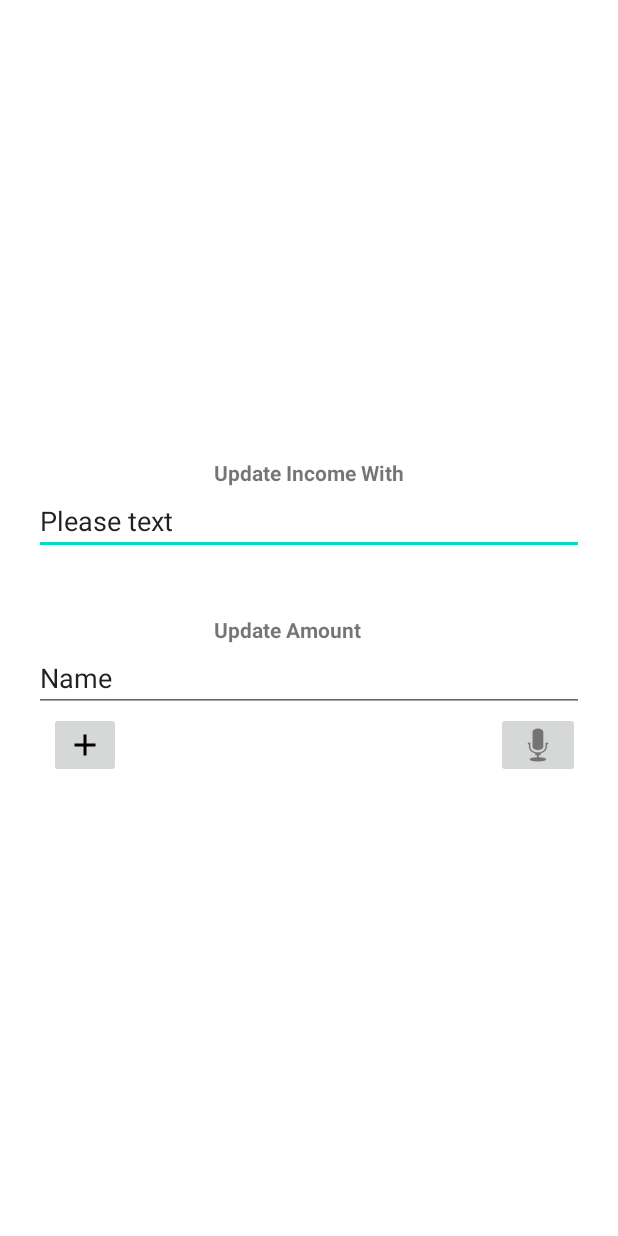
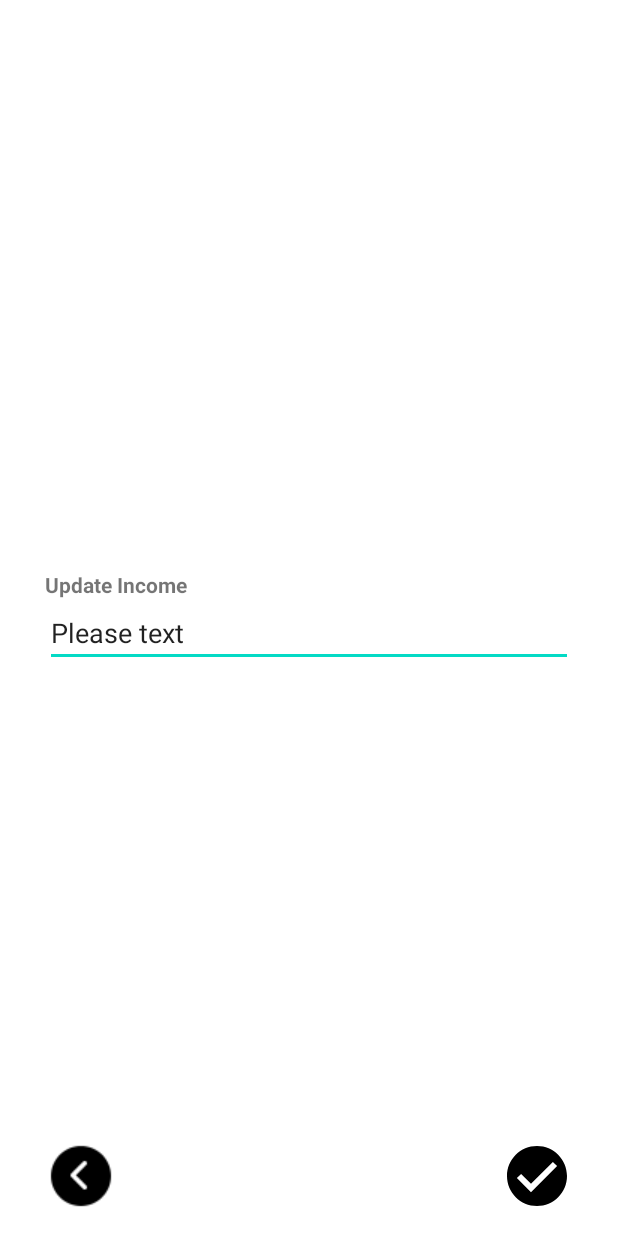
Before and after one commit to Thuancvce150378/Dteam_Android_DPots, an Android app: the layout activity_setup_income.xml on its own in the app's theme, with its tools: preview values and no code run, on a phone screen of 412 x 824 dp. Run offline under Robolectric (Android 15) with nearby library versions, the phone set to English and light mode, and no system bars.

Commit message:
update set up income

```diff
--- a/app/src/main/java/com/example/dteam_android_dia/MainActivity.java
+++ b/app/src/main/java/com/example/dteam_android_dia/MainActivity.java
@@ -13,7 +13,7 @@ public class MainActivity extends AppCompatActivity {
         if(true)//check user have been value for income
         {
 //            setContentView(R.layout.activity_home);
-             Intent intent = new Intent(MainActivity.this, edit_transaction.class);
+             Intent intent = new Intent(MainActivity.this, SetupIncomeActivity.class);
              startActivity(intent);
         }
         else
--- a/app/src/main/res/layout/activity_setup_income.xml
+++ b/app/src/main/res/layout/activity_setup_income.xml
@@ -4,10 +4,12 @@
     xmlns:tools="http://schemas.android.com/tools"
     android:layout_width="match_parent"
     android:layout_height="match_parent"
+    android:layout_marginLeft="30dp"
+    android:layout_marginRight="30dp"
     tools:context=".SetupIncomeActivity">
 
     <LinearLayout
-        android:layout_width="wrap_content"
+        android:layout_width="0dp"
         android:layout_height="wrap_content"
         android:orientation="vertical"
         app:layout_constraintBottom_toBottomOf="parent"
@@ -21,19 +23,24 @@
             android:orientation="vertical">
 
             <LinearLayout
-                android:layout_width="match_parent"
-                android:layout_height="wrap_content"
-                android:layout_marginBottom="20dp"
+                android:layout_width="wrap_content"
+                android:layout_height="match_parent"
                 android:orientation="vertical">
 
                 <TextView
                     android:id="@+id/textView2"
                     android:layout_width="match_parent"
                     android:layout_height="wrap_content"
-                    android:paddingLeft="120dp"
+                    android:paddingLeft="0dp"
                     android:paddingRight="120dp"
-                    android:text="Update Income With"
+                    android:text="Update Income "
                     android:textStyle="bold" />
+            </LinearLayout>
+
+            <LinearLayout
+                android:layout_width="match_parent"
+                android:layout_height="wrap_content"
+                android:orientation="vertical">
 
                 <EditText
                     android:id="@+id/editTextTextPersonName"
@@ -47,57 +54,30 @@
 
         </LinearLayout>
 
-        <LinearLayout
-            android:layout_width="match_parent"
-            android:layout_height="wrap_content"
-            android:layout_marginTop="20dp"
-            android:orientation="vertical">
-
-            <LinearLayout
-                android:layout_width="match_parent"
-                android:layout_height="wrap_content"
-                android:orientation="vertical">
-
-                <TextView
-                    android:id="@+id/textView3"
-                    android:layout_width="match_parent"
-                    android:layout_height="wrap_content"
-                    android:paddingLeft="120dp"
-                    android:paddingRight="100dp"
-                    android:text="Update Amount"
-                    android:textStyle="bold" />
-
-                <EditText
-                    android:id="@+id/editTextTextPersonName2"
-                    android:layout_width="match_parent"
-                    android:layout_height="wrap_content"
-                    android:ems="10"
-                    android:inputType="textPersonName"
-                    android:text="Name" />
-            </LinearLayout>
-
-        </LinearLayout>
-
-        <LinearLayout
-            android:layout_width="match_parent"
-            android:layout_height="wrap_content">
-
-            <ImageButton
-                android:id="@+id/btnCancel"
-                android:layout_width="wrap_content"
-                android:layout_height="wrap_content"
-                android:layout_marginLeft="10dp"
-                app:srcCompat="@drawable/ic_baseline_add_24" />
-
-            <ImageButton
-                android:id="@+id/btnSend"
-                android:layout_width="wrap_content"
-                android:layout_height="match_parent"
-                android:layout_marginLeft="250dp"
-                app:srcCompat="@android:drawable/ic_btn_speak_now" />
-
-        </LinearLayout>
-
     </LinearLayout>
 
+    <ImageButton
+        android:id="@+id/btnOk"
+        android:layout_width="48dp"
+        android:layout_height="48dp"
+        android:layout_marginBottom="16dp"
+        android:adjustViewBounds="true"
+        android:backgroundTint="#00FFFFFF"
+        android:contentDescription="OK"
+        android:scaleType="center"
+        android:src="@drawable/ok"
+        app:layout_constraintBottom_toBottomOf="parent"
+        app:layout_constraintEnd_toEndOf="parent" />
+
+    <ImageButton
+        android:id="@+id/btnBack"
+        android:layout_width="wrap_content"
+        android:layout_height="wrap_content"
+        android:layout_marginBottom="16dp"
+        android:background="#00FFFFFF"
+        android:contentDescription="Back"
+        app:layout_constraintBottom_toBottomOf="parent"
+        app:layout_constraintStart_toStartOf="parent"
+        app:srcCompat="@drawable/back_page" />
+
 </androidx.constraintlayout.widget.ConstraintLayout>
```
